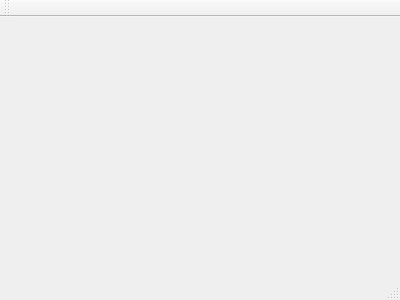
This is example-app-01/mainwindow.ui in otomon10/jetson-qt as Qt 5 draws it before an edit. The edited form follows.
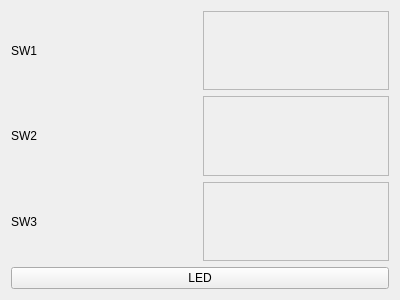
This is the edited form.

Commit message: add switch class.

Patch:
```diff
--- a/example-app-01/mainwindow.ui
+++ b/example-app-01/mainwindow.ui
@@ -12,13 +12,82 @@
   <property name="windowTitle" >
    <string>MainWindow</string>
   </property>
-  <widget class="QMenuBar" name="menuBar" />
-  <widget class="QToolBar" name="mainToolBar" />
-  <widget class="QWidget" name="centralWidget" />
-  <widget class="QStatusBar" name="statusBar" />
+  <widget class="QWidget" name="centralWidget">
+   <layout class="QVBoxLayout" name="verticalLayout">
+    <item>
+     <layout class="QHBoxLayout" name="horizontalLayout">
+      <item>
+       <widget class="QLabel" name="label">
+        <property name="text">
+         <string>SW1</string>
+        </property>
+       </widget>
+      </item>
+      <item>
+       <widget class="QFrame" name="frame_sw1">
+        <property name="frameShape">
+         <enum>QFrame::StyledPanel</enum>
+        </property>
+        <property name="frameShadow">
+         <enum>QFrame::Raised</enum>
+        </property>
+       </widget>
+      </item>
+     </layout>
+    </item>
+    <item>
+     <layout class="QHBoxLayout" name="horizontalLayout_2">
+      <item>
+       <widget class="QLabel" name="label_2">
+        <property name="text">
+         <string>SW2</string>
+        </property>
+       </widget>
+      </item>
+      <item>
+       <widget class="QFrame" name="frame_sw2">
+        <property name="frameShape">
+         <enum>QFrame::StyledPanel</enum>
+        </property>
+        <property name="frameShadow">
+         <enum>QFrame::Raised</enum>
+        </property>
+       </widget>
+      </item>
+     </layout>
+    </item>
+    <item>
+     <layout class="QHBoxLayout" name="horizontalLayout_3">
+      <item>
+       <widget class="QLabel" name="label_3">
+        <property name="text">
+         <string>SW3</string>
+        </property>
+       </widget>
+      </item>
+      <item>
+       <widget class="QFrame" name="frame_sw3">
+        <property name="frameShape">
+         <enum>QFrame::StyledPanel</enum>
+        </property>
+        <property name="frameShadow">
+         <enum>QFrame::Raised</enum>
+        </property>
+       </widget>
+      </item>
+     </layout>
+    </item>
+    <item>
+     <widget class="QPushButton" name="pushButton">
+      <property name="text">
+       <string>LED</string>
+      </property>
+     </widget>
+    </item>
+   </layout>
+  </widget>
  </widget>
- <layoutDefault spacing="6" margin="11" />
- <pixmapfunction></pixmapfunction>
+ <layoutdefault spacing="6" margin="11"/>
  <resources/>
  <connections/>
 </ui>
```
Left out of the diff: 7 changed lines with no effect on the pictures. The commit also changes 12 other files.
